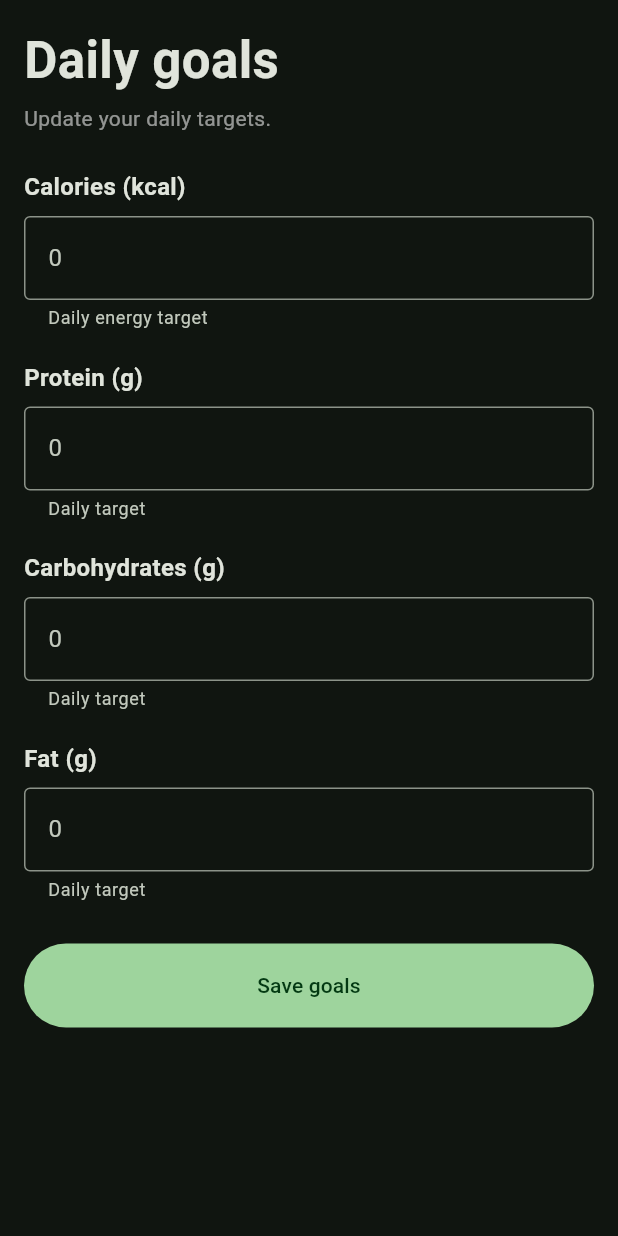
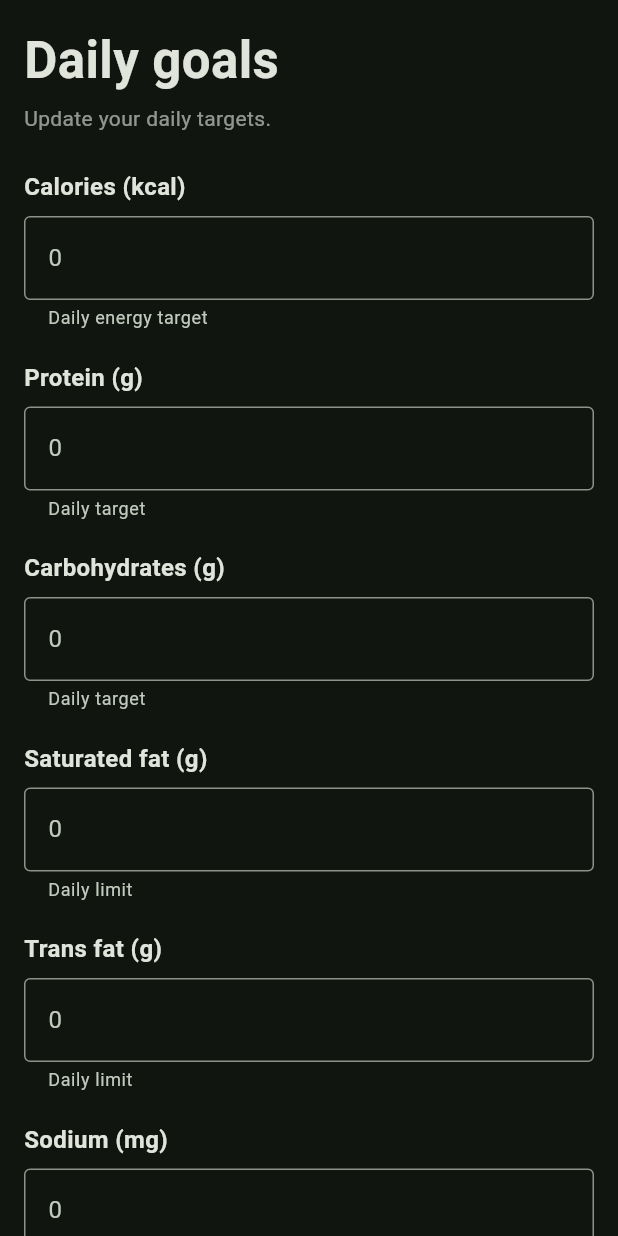
Before and after one commit to amainolfi/Large-Project, a Flutter app: the GoalsScreen screen opened directly, on a phone screen of 412 x 824 dp. Run offline on Flutter 3.47's test engine with Material 3 defaults, Android fonts, the phone set to English and light mode, and no system bars; our stand-ins replace dio, flutter_secure_storage; accounts and stored records are empty; network calls fail.

Commit message:
Add nutrition details, history, and goals updates

```diff
--- a/app/lib/models/daily_summary.dart
+++ b/app/lib/models/daily_summary.dart
@@ -1,16 +1,20 @@
-/// A set of nutrient values, matching the DEPLOYED server's shape.
-/// Keys: calories, protein, carbs, fat.
+/// A set of nutrient values, matching the deployed server's shape.
+/// Keys: calories, protein, carbs, saturatedFat, transFat, sodium.
 class NutrientSet {
   final double calories;
   final double protein;
   final double carbs;
-  final double fat;
+  final double saturatedFat;
+  final double transFat;
+  final double sodium;
 
   const NutrientSet({
     required this.calories,
     required this.protein,
     required this.carbs,
-    required this.fat,
+    required this.saturatedFat,
+    required this.transFat,
+    required this.sodium,
   });
 
   factory NutrientSet.fromJson(Map<String, dynamic> json) {
@@ -20,7 +24,9 @@ class NutrientSet {
       calories: num2(json['calories']),
       protein: num2(json['protein']),
       carbs: num2(json['carbs']),
-      fat: num2(json['fat']),
+      saturatedFat: num2(json['saturatedFat']),
+      transFat: num2(json['transFat']),
+      sodium: num2(json['sodium']),
     );
   }
 }
--- a/app/lib/models/food_entry.dart
+++ b/app/lib/models/food_entry.dart
@@ -17,13 +17,9 @@ enum MealType {
   }
 }
 
-/// Mirrors the DEPLOYED backend's food entry shape:
-/// { id, foodName, servingSize, mealType, calories, protein, carbs, fat,
-///   date, createdAt, updatedAt }
-///
-/// NOTE: The deployed server currently tracks a single `fat` field (no
-/// saturated/trans split, no sodium). The newer six-nutrient version exists
-/// in the repo but isn't deployed yet; when it is, this model expands again.
+/// Mirrors the deployed backend's food entry shape:
+/// { id, foodName, servingSize, mealType, calories, protein, carbs,
+///   saturatedFat, transFat, sodium, date, createdAt, updatedAt }
 class FoodEntry {
   final String id;
   final String foodName;
@@ -32,7 +28,9 @@ class FoodEntry {
   final double calories;
   final double protein;
   final double carbs;
-  final double fat;
+  final double saturatedFat;
+  final double transFat;
+  final double sodium;
   final String date; // "YYYY-MM-DD"
   final String? createdAt;
   final String? updatedAt;
@@ -45,7 +43,9 @@ class FoodEntry {
     required this.calories,
     required this.protein,
     required this.carbs,
-    required this.fat,
+    required this.saturatedFat,
+    required this.transFat,
+    required this.sodium,
     required this.date,
     this.createdAt,
     this.updatedAt,
@@ -62,7 +62,9 @@ class FoodEntry {
       calories: num2(json['calories']),
       protein: num2(json['protein']),
       carbs: num2(json['carbs']),
-      fat: num2(json['fat']),
+      saturatedFat: num2(json['saturatedFat']),
+      transFat: num2(json['transFat']),
+      sodium: num2(json['sodium']),
       date: json['date'] as String? ?? '',
       createdAt: json['createdAt'] as String?,
       updatedAt: json['updatedAt'] as String?,
@@ -79,7 +81,9 @@ class FoodEntryInput {
   final double calories;
   final double protein;
   final double carbs;
-  final double fat;
+  final double saturatedFat;
+  final double transFat;
+  final double sodium;
   final String date; // "YYYY-MM-DD"
 
   const FoodEntryInput({
@@ -89,7 +93,9 @@ class FoodEntryInput {
     required this.calories,
     required this.protein,
     required this.carbs,
-    required this.fat,
+    required this.saturatedFat,
+    required this.transFat,
+    required this.sodium,
     required this.date,
   });
 
@@ -101,7 +107,9 @@ class FoodEntryInput {
       'calories': calories,
       'protein': protein,
       'carbs': carbs,
-      'fat': fat,
+      'saturatedFat': saturatedFat,
+      'transFat': transFat,
+      'sodium': sodium,
       'date': date,
     };
   }
--- a/app/lib/models/macro_goal.dart
+++ b/app/lib/models/macro_goal.dart
@@ -1,18 +1,23 @@
-/// Mirrors the DEPLOYED backend's goal shape.
-/// { id, dailyCalories, dailyProtein, dailyCarbs, dailyFat }
+/// Mirrors the deployed backend's goal shape.
+/// { id, dailyCalories, dailyProtein, dailyCarbs, dailySaturatedFat,
+///   dailyTransFat, dailySodium }
 class MacroGoal {
   final String id;
   final double dailyCalories;
   final double dailyProtein;
   final double dailyCarbs;
-  final double dailyFat;
+  final double dailySaturatedFat;
+  final double dailyTransFat;
+  final double dailySodium;
 
   const MacroGoal({
     required this.id,
     required this.dailyCalories,
     required this.dailyProtein,
     required this.dailyCarbs,
-    required this.dailyFat,
+    required this.dailySaturatedFat,
+    required this.dailyTransFat,
+    required this.dailySodium,
   });
 
   factory MacroGoal.fromJson(Map<String, dynamic> json) {
@@ -23,7 +28,9 @@ class MacroGoal {
       dailyCalories: num2(json['dailyCalories']),
       dailyProtein: num2(json['dailyProtein']),
       dailyCarbs: num2(json['dailyCarbs']),
-      dailyFat: num2(json['dailyFat']),
+      dailySaturatedFat: num2(json['dailySaturatedFat']),
+      dailyTransFat: num2(json['dailyTransFat']),
+      dailySodium: num2(json['dailySodium']),
     );
   }
 }
@@ -33,13 +40,17 @@ class MacroGoalInput {
   final double dailyCalories;
   final double dailyProtein;
   final double dailyCarbs;
-  final double dailyFat;
+  final double dailySaturatedFat;
+  final double dailyTransFat;
+  final double dailySodium;
 
   const MacroGoalInput({
     required this.dailyCalories,
     required this.dailyProtein,
     required this.dailyCarbs,
-    required this.dailyFat,
+    required this.dailySaturatedFat,
+    required this.dailyTransFat,
+    required this.dailySodium,
   });
 
   Map<String, dynamic> toJson() {
@@ -47,7 +58,9 @@ class MacroGoalInput {
       'dailyCalories': dailyCalories,
       'dailyProtein': dailyProtein,
       'dailyCarbs': dailyCarbs,
-      'dailyFat': dailyFat,
+      'dailySaturatedFat': dailySaturatedFat,
+      'dailyTransFat': dailyTransFat,
+      'dailySodium': dailySodium,
     };
   }
 }
--- a/app/lib/models/weekly_summary.dart
+++ b/app/lib/models/weekly_summary.dart
@@ -1,7 +1,8 @@
 import 'daily_summary.dart';
 
 /// One day's totals within a weekly summary.
-/// Shape: { date, totals: { calories, protein, carbs, fat } }
+/// Shape: { date, totals: { calories, protein, carbs, saturatedFat,
+///   transFat, sodium } }
 class DayTotals {
   final String date;
   final NutrientSet totals;
--- a/app/lib/screens/dashboard_screen.dart
+++ b/app/lib/screens/dashboard_screen.dart
@@ -90,11 +90,25 @@ class _DashboardScreenState extends State<DashboardScreen> {
         unit: 'g',
       ),
       MacroProgressBar(
-        label: 'Fat',
-        value: s.totals.fat,
-        goal: s.goals.fat,
-        percent: s.progress.fat,
+        label: 'Saturated fat',
+        value: s.totals.saturatedFat,
+        goal: s.goals.saturatedFat,
+        percent: s.progress.saturatedFat,
         unit: 'g',
+      ),
+      MacroProgressBar(
+        label: 'Trans fat',
+        value: s.totals.transFat,
+        goal: s.goals.transFat,
+        percent: s.progress.transFat,
+        unit: 'g',
+      ),
+      MacroProgressBar(
+        label: 'Sodium',
+        value: s.totals.sodium,
+        goal: s.goals.sodium,
+        percent: s.progress.sodium,
+        unit: 'mg',
       ),
     ];
     // Spacing between bars.
--- a/app/lib/screens/goals_screen.dart
+++ b/app/lib/screens/goals_screen.dart
@@ -6,9 +6,10 @@ import '../models/macro_goal.dart';
 import '../providers/dashboard_provider.dart';
 import '../providers/goals_provider.dart';
 
-/// Daily goals screen (screenshot 7): four numeric targets — Calories,
-/// Protein, Carbs, Fat — plus Save. Saving refreshes the Dashboard so the
-/// progress bars reflect the new targets right away.
+/// Daily goals screen (screenshot 7): six numeric targets — Calories,
+/// Protein, Carbs, Saturated Fat, Trans Fat, Sodium — plus Save. Saving
+/// refreshes the Dashboard so the progress bars reflect the new targets
+/// right away.
 class GoalsScreen extends StatefulWidget {
   const GoalsScreen({super.key});
 
@@ -22,7 +23,9 @@ class _GoalsScreenState extends State<GoalsScreen> {
   final _calories = TextEditingController();
   final _protein = TextEditingController();
   final _carbs = TextEditingController();
-  final _fat = TextEditingController();
+  final _saturatedFat = TextEditingController();
+  final _transFat = TextEditingController();
+  final _sodium = TextEditingController();
 
   bool _prefilled = false;
 
@@ -36,7 +39,7 @@ class _GoalsScreenState extends State<GoalsScreen> {
 
   @override
   void dispose() {
-    for (final c in [_calories, _protein, _carbs, _fat]) {
+    for (final c in [_calories, _protein, _carbs, _saturatedFat, _transFat, _sodium]) {
       c.dispose();
     }
     super.dispose();
@@ -52,7 +55,9 @@ class _GoalsScreenState extends State<GoalsScreen> {
     _calories.text = _num(goals.dailyCalories);
     _protein.text = _num(goals.dailyProtein);
     _carbs.text = _num(goals.dailyCarbs);
-    _fat.text = _num(goals.dailyFat);
+    _saturatedFat.text = _num(goals.dailySaturatedFat);
+    _transFat.text = _num(goals.dailyTransFat);
+    _sodium.text = _num(goals.dailySodium);
     _prefilled = true;
   }
 
@@ -69,7 +74,9 @@ class _GoalsScreenState extends State<GoalsScreen> {
       dailyCalories: _parse(_calories),
       dailyProtein: _parse(_protein),
       dailyCarbs: _parse(_carbs),
-      dailyFat: _parse(_fat),
+      dailySaturatedFat: _parse(_saturatedFat),
+      dailyTransFat: _parse(_transFat),
+      dailySodium: _parse(_sodium),
     );
 
     final goals = context.read<GoalsProvider>();
@@ -118,7 +125,11 @@ class _GoalsScreenState extends State<GoalsScreen> {
                     const SizedBox(height: 20),
                     _field(_carbs, 'Carbohydrates (g)', 'Daily target'),
                     const SizedBox(height: 20),
-                    _field(_fat, 'Fat (g)', 'Daily target'),
+                    _field(_saturatedFat, 'Saturated fat (g)', 'Daily limit'),
+                    const SizedBox(height: 20),
+                    _field(_transFat, 'Trans fat (g)', 'Daily limit'),
+                    const SizedBox(height: 20),
+                    _field(_sodium, 'Sodium (mg)', 'Daily limit'),
                     const SizedBox(height: 28),
                     FilledButton(
                       onPressed: goals.saving ? null : _save,
--- a/app/lib/screens/history_screen.dart
+++ b/app/lib/screens/history_screen.dart
@@ -268,7 +268,8 @@ class _DailyTotalsList extends StatelessWidget {
                   const SizedBox(height: 2),
                   Text(
                     '${_fmt(t.calories)} kcal · P ${_fmt(t.protein)}g · '
-                    'C ${_fmt(t.carbs)}g · F ${_fmt(t.fat)}g',
+                    'C ${_fmt(t.carbs)}g · SF ${_fmt(t.saturatedFat)}g · '
+                    'TF ${_fmt(t.transFat)}g · Na ${_fmt(t.sodium)}mg',
                     style: TextStyle(fontSize: 14, color: subTextColor),
                   ),
                 ],
--- a/app/lib/widgets/food_entry_form.dart
+++ b/app/lib/widgets/food_entry_form.dart
@@ -32,7 +32,9 @@ class _FoodEntryFormState extends State<FoodEntryForm> {
   late final TextEditingController _calories;
   late final TextEditingController _protein;
   late final TextEditingController _carbs;
-  late final TextEditingController _fat;
+  late final TextEditingController _saturatedFat;
+  late final TextEditingController _transFat;
+  late final TextEditingController _sodium;
 
   late MealType _meal;
   late String _dateApi;
@@ -46,7 +48,9 @@ class _FoodEntryFormState extends State<FoodEntryForm> {
     _calories = TextEditingController(text: _num(e?.calories));
     _protein = TextEditingController(text: _num(e?.protein));
     _carbs = TextEditingController(text: _num(e?.carbs));
-    _fat = TextEditingController(text: _num(e?.fat));
+    _saturatedFat = TextEditingController(text: _num(e?.saturatedFat));
+    _transFat = TextEditingController(text: _num(e?.transFat));
+    _sodium = TextEditingController(text: _num(e?.sodium));
     _meal = e?.mealType ?? MealType.breakfast;
     _dateApi = e?.date ?? context.read<DashboardProvider>().date;
   }
@@ -59,7 +63,8 @@ class _FoodEntryFormState extends State<FoodEntryForm> {
   @override
   void dispose() {
     for (final c in [
-      _name, _serving, _calories, _protein, _carbs, _fat
+      _name, _serving, _calories, _protein, _carbs,
+      _saturatedFat, _transFat, _sodium
     ]) {
       c.dispose();
     }
@@ -84,7 +89,9 @@ class _FoodEntryFormState extends State<FoodEntryForm> {
       calories: _parse(_calories),
       protein: _parse(_protein),
       carbs: _parse(_carbs),
-      fat: _parse(_fat),
+      saturatedFat: _parse(_saturatedFat),
+      transFat: _parse(_transFat),
+      sodium: _parse(_sodium),
       date: _dateApi,
     );
 
@@ -105,7 +112,9 @@ class _FoodEntryFormState extends State<FoodEntryForm> {
         _formKey.currentState!.reset();
         _name.clear();
         _serving.clear();
-        for (final c in [_calories, _protein, _carbs, _fat]) {
+        for (final c in [
+          _calories, _protein, _carbs, _saturatedFat, _transFat, _sodium
+        ]) {
           c.clear();
         }
         ScaffoldMessenger.of(context).showSnackBar(
@@ -150,7 +159,13 @@ class _FoodEntryFormState extends State<FoodEntryForm> {
           Row(children: [
             Expanded(child: _numberField(_carbs, 'Carbs (g)')),
             const SizedBox(width: 12),
-            Expanded(child: _numberField(_fat, 'Fat (g)')),
+            Expanded(child: _numberField(_saturatedFat, 'Saturated fat (g)')),
+          ]),
+          const SizedBox(height: 16),
+          Row(children: [
+            Expanded(child: _numberField(_transFat, 'Trans fat (g)')),
+            const SizedBox(width: 12),
+            Expanded(child: _numberField(_sodium, 'Sodium (mg)')),
           ]),
           const SizedBox(height: 24),
           FilledButton(
--- a/app/lib/widgets/meal_section.dart
+++ b/app/lib/widgets/meal_section.dart
@@ -89,7 +89,8 @@ class _EntryRow extends StatelessWidget {
     final subTextColor = Colors.white.withOpacity(0.55);
     final macroLine =
         '${_fmt(entry.calories)} kcal · P ${_fmt(entry.protein)}g · '
-        'C ${_fmt(entry.carbs)}g · F ${_fmt(entry.fat)}g';
+        'C ${_fmt(entry.carbs)}g · SF ${_fmt(entry.saturatedFat)}g · '
+        'TF ${_fmt(entry.transFat)}g · Na ${_fmt(entry.sodium)}mg';
 
     return Padding(
       padding: const EdgeInsets.only(bottom: 12),
```
